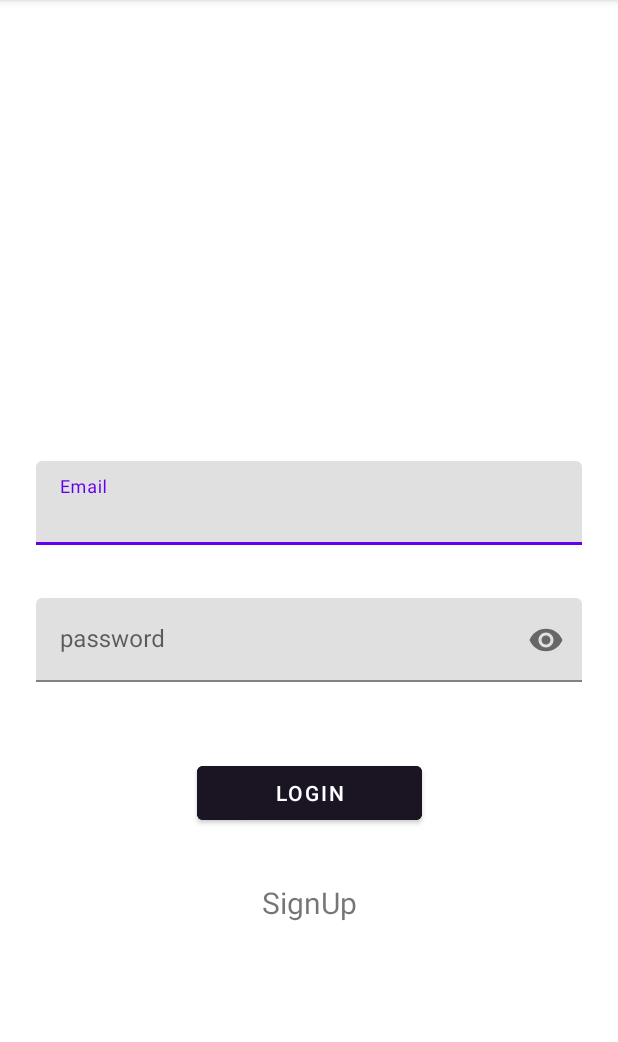
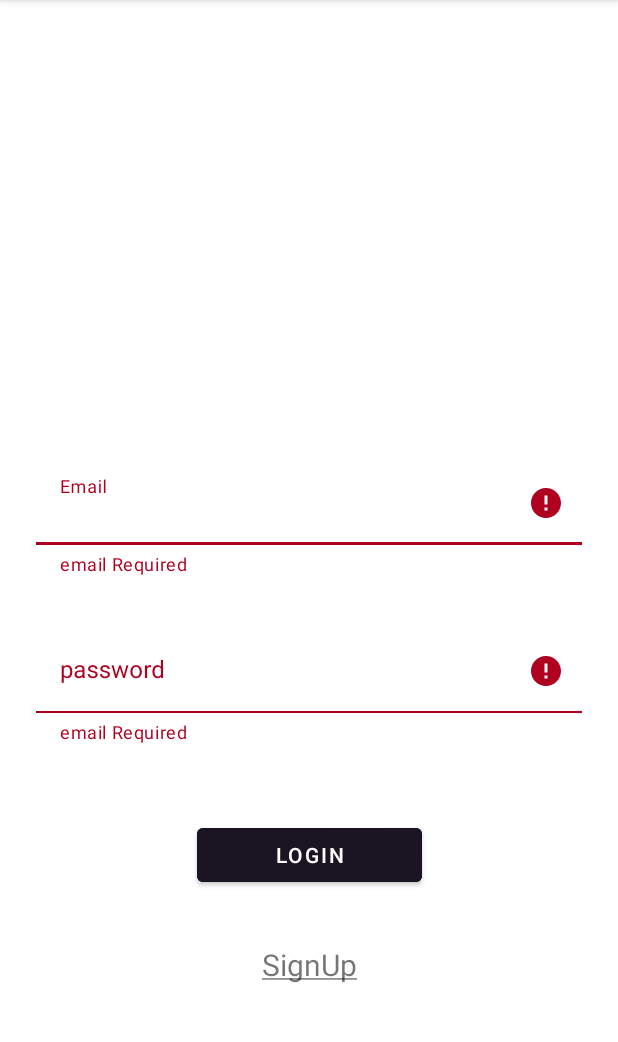
Before and after one commit to Sharonanota/workoutlog, an Android app: the screen it shows after launch (LoginActivity), after a tap on "LOGIN", on a phone screen of 412 x 824 dp, the part 84-1126 px from its top. Run offline under Robolectric (Android 15) with nearby library versions, the phone set to English and light mode, and no system bars.

Commit message:
first commit activity_login.xml.kt

```diff
--- a/app/src/main/java/com/siara/workoutlog/LoginActivity.kt
+++ b/app/src/main/java/com/siara/workoutlog/LoginActivity.kt
@@ -26,24 +26,27 @@ class LoginActivity : AppCompatActivity() {
         tvSignUp = findViewById(R.id.tvSignUp)
         btnLogin = findViewById(R.id.btnLogIn)
 
-        tvSignUp.setOnClickListener {
+        btnLogin.setOnClickListener {
             val intent = Intent(this, SignUpActivity::class.java)
             startActivity(intent)
         }
 
         btnLogin.setOnClickListener {
-
+            validate()
         }
     }
     fun validate (){
         var email = etEmail.text.toString()
+        var error = false
         var password = etPassword.text.toString()
 
         if (email.isBlank()){
             tilEmail.error= "email Required"
+            error=true
         }
         if (password.isBlank()){
             tilPassword.error="email Required"
+            error=true
         }
     }
 }
--- a/app/src/main/java/com/siara/workoutlog/SignUpActivity.kt
+++ b/app/src/main/java/com/siara/workoutlog/SignUpActivity.kt
@@ -50,18 +50,22 @@ class SignUpActivity : AppCompatActivity() {
         }
     }
     fun validate (){
+        var error=false
         var email = etEmail.text.toString()
         var password = etPassword.text.toString()
         var Confirm = etConfirm.text.toString()
 
         if (email.isBlank()){
             tilEmail.error= "email Required"
+            error=true
         }
         if (password.isBlank()){
             tilPassword.error="email Required"
+            error=true
         }
         if (Confirm.isBlank()){
             tilConfirm.error="Confirmation error"
+            error=true
         }
     }
 
--- a/app/src/main/res/layout/activity_login.xml
+++ b/app/src/main/res/layout/activity_login.xml
@@ -32,6 +32,7 @@
             android:layout_width="match_parent"
             android:layout_height="wrap_content"
             android:hint="@string/email"
+            android:background="@android:color/transparent"
             android:inputType="textEmailAddress"
             android:textAlignment="textStart"
             android:textColorHint="#0B0B0B" />
@@ -54,6 +55,7 @@
             android:layout_width="match_parent"
             android:layout_height="wrap_content"
             android:hint="@string/password"
+            android:background="@android:color/transparent"
             android:inputType="textPassword" />
     </com.google.android.material.textfield.TextInputLayout>
 
@@ -70,11 +72,16 @@
 
     <TextView
         android:id="@+id/tvSignUp"
-        android:layout_width="wrap_content"
-        android:layout_height="wrap_content"
+        android:layout_width="154dp"
+        android:layout_height="31dp"
         android:layout_marginTop="35dp"
+        android:background="@android:color/transparent"
+        android:backgroundTint="#615A5A"
+        android:fontFamily="sans-serif"
+        android:hint="Don't have an account?Signup"
         android:text="@string/signup"
-        android:textSize="20dp"
+        android:textAlignment="center"
+        android:textSize="20sp"
         app:layout_constraintEnd_toEndOf="parent"
         app:layout_constraintStart_toStartOf="parent"
         app:layout_constraintTop_toBottomOf="@+id/btnLogIn" />
--- a/app/src/main/res/layout/activity_sign_up.xml
+++ b/app/src/main/res/layout/activity_sign_up.xml
@@ -123,6 +123,8 @@
         android:layout_width="125dp"
         android:layout_height="28dp"
         android:layout_marginTop="10dp"
+        android:background="#8E8989"
+        android:backgroundTint="#7A7777"
         android:backgroundTintMode="screen"
         android:text="Login"
         android:textAlignment="center"
--- a/app/src/main/res/values/strings.xml
+++ b/app/src/main/res/values/strings.xml
@@ -3,5 +3,5 @@
     <string name="email">Email</string>
     <string name="password">password</string>
     <string name="login">LogIn</string>
-    <string name="signup">SignUp</string>
+    <string name="signup"><u>SignUp</u></string>
 </resources>
```
